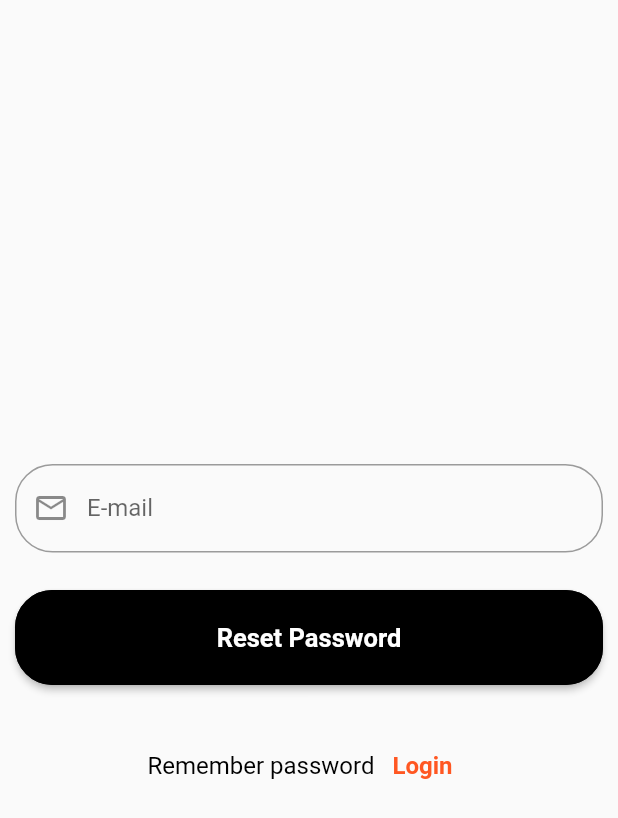
After one commit to MostafaShalaby10/social_app, a Flutter app: the ForgetPassword screen opened directly, on a phone screen of 412 x 824 dp. The commit adds this screen. Shown: the top 818 px of the screen. Run offline on Flutter 3.47's test engine with Material 2 defaults, Android fonts, the phone set to English and light mode, and no system bars; our stand-ins replace bloc, cloud_firestore, conditional_builder, dio, firebase_auth, firebase_core and 7 more; missing offline and left inert: dart:ffi; accounts and stored records are empty; network calls fail.

Commit message:
Update #5

```diff
--- a/lib/bloc/states.dart
+++ b/lib/bloc/states.dart
@@ -99,3 +99,9 @@ class LoadingGetMessageState extends States {}
 class SuccessGetMessageState extends States {}
 
 class ErrorGetMessageState extends States {}
+
+class LoadingSendNotificationsState extends States {}
+
+class SuccessSendNotificationsState extends States {}
+
+class ErrorSendNotificationsState extends States {}
--- a/lib/model/userModel.dart
+++ b/lib/model/userModel.dart
@@ -6,12 +6,13 @@ class UserModel {
   String? email;
 
   String? phone;
+  dynamic token;
 
   String? coverImage;
   String? profileImage;
 
   String? bio;
-  UserModel({this.phone, this.email, this.name, this.id , this.coverImage, this.profileImage, this.bio });
+  UserModel({this.phone, this.email, this.name, this.id , this.coverImage, this.profileImage, this.bio  , this.token});
 
   UserModel.fromjson(Map<dynamic, dynamic> json) {
     email = json['email'];
@@ -21,6 +22,7 @@ class UserModel {
     coverImage = json['coverImage'];
     profileImage = json['profileImage'];
     bio = json['bio'];
+    token = json['token'];
   }
 
   Map<String, dynamic> tomap() {
@@ -32,6 +34,7 @@ class UserModel {
       "coverImage": coverImage,
       "profileImage": profileImage,
       "bio": bio,
+      "token": token,
     };
   }
 }
--- /dev/null
+++ b/lib/pages/forgetpassword.dart
@@ -0,0 +1,96 @@
+import 'package:cloud_firestore/cloud_firestore.dart';
+import 'package:firebase_auth/firebase_auth.dart';
+import 'package:flutter/cupertino.dart';
+import 'package:flutter/material.dart';
+import 'package:fluttertoast/fluttertoast.dart';
+import 'package:social_app/pages/login.dart';
+import 'package:social_app/shared/components.dart';
+
+class ForgetPassword extends StatelessWidget {
+  var formkey = GlobalKey<FormState>();
+  var controller = TextEditingController();
+
+  @override
+  Widget build(BuildContext context) {
+    return Scaffold(
+      body: SingleChildScrollView(
+        child: Padding(
+          padding: const EdgeInsets.all(10.0),
+          child: Container(
+            height: MediaQuery.of(context).size.height,
+            child: Center(
+              child: Form(
+                key: formkey,
+                child: Column(
+                  mainAxisAlignment: MainAxisAlignment.center,
+                  children: [
+                    editBox(
+                        isPassword: false,
+                        text: "E-mail",
+                        controller: controller,
+                        function: () {},
+                        type: TextInputType.emailAddress,
+                        prefixIcon: Icons.email_outlined),
+                    SizedBox(
+                      height: 25,
+                    ),
+                    defaultButton(context, text: "Reset Password",
+                        function: () {
+                      if (formkey.currentState!.validate()) {
+                        FirebaseAuth.instance
+                            .sendPasswordResetEmail(email: controller.text)
+                            .then((value) {
+                          Fluttertoast.showToast(
+                            msg: "Check your email",
+                            backgroundColor: Colors.green,
+                            toastLength: Toast.LENGTH_SHORT,
+                            textColor: Colors.white,
+                            timeInSecForIosWeb: 1,
+                            gravity: ToastGravity.BOTTOM,
+                          );
+                          Navigator.pushAndRemoveUntil(
+                              context,
+                              MaterialPageRoute(builder: (context) => login()),
+                              (route) => false);
+                        }).catchError((error) {
+                          print(error.toString());
+                        });
+                      }
+                    }),
+                    SizedBox(
+                      height: 30,
+                    ),
+                    Row(
+                      mainAxisAlignment: MainAxisAlignment.center,
+                      children: [
+                        Text(
+                          "Remember password",
+                          style: TextStyle(color: Colors.black, fontSize: 16),
+                        ),
+                        TextButton(
+                            onPressed: () {
+                              Navigator.pushAndRemoveUntil(
+                                  context,
+                                  MaterialPageRoute(
+                                      builder: (context) => login()),
+                                  (route) => false);
+                            },
+                            child: Text(
+                              "Login",
+                              style: TextStyle(
+                                  color: Colors.deepOrange,
+                                  fontSize: 16,
+                                  fontWeight: FontWeight.bold),
+                            )),
+                      ],
+                    )
+                  ],
+                ),
+              ),
+            ),
+          ),
+        ),
+      ),
+    );
+  }
+}
--- a/lib/shared/constants.dart
+++ b/lib/shared/constants.dart
@@ -2,6 +2,7 @@ String id = "";
 String name = "";
 String phone = "";
 String email = "";
+// String token = "";
 String bio = "";
 String profileImageConst = "";
 // bool profileFlag = false ;
--- a/pubspec.yaml
+++ b/pubspec.yaml
@@ -50,6 +50,7 @@ dependencies:
   json_serializable: ^6.5.0
   firebase_storage: ^11.0.14
   webview_flutter: ^3.0.4
+  firebase_messaging: ^14.2.6
   image_picker: ^0.8.6+2
   # The following adds the Cupertino Icons font to your application.
   # Use with the CupertinoIcons class for iOS style icons.
```
Also changed, not shown: lib/api/api.dart (added, +47 -0 lines), lib/bloc/bloc.dart (+40 -7 lines), lib/main.dart (+9 -3 lines), lib/pages/base.dart (+8 -9 lines), lib/pages/chat_screen.dart (+6 -5 lines), lib/pages/home.dart (+5 -5 lines), lib/pages/settings.dart (deleted, +0 -17 lines), pubspec.lock, 2 other files.
